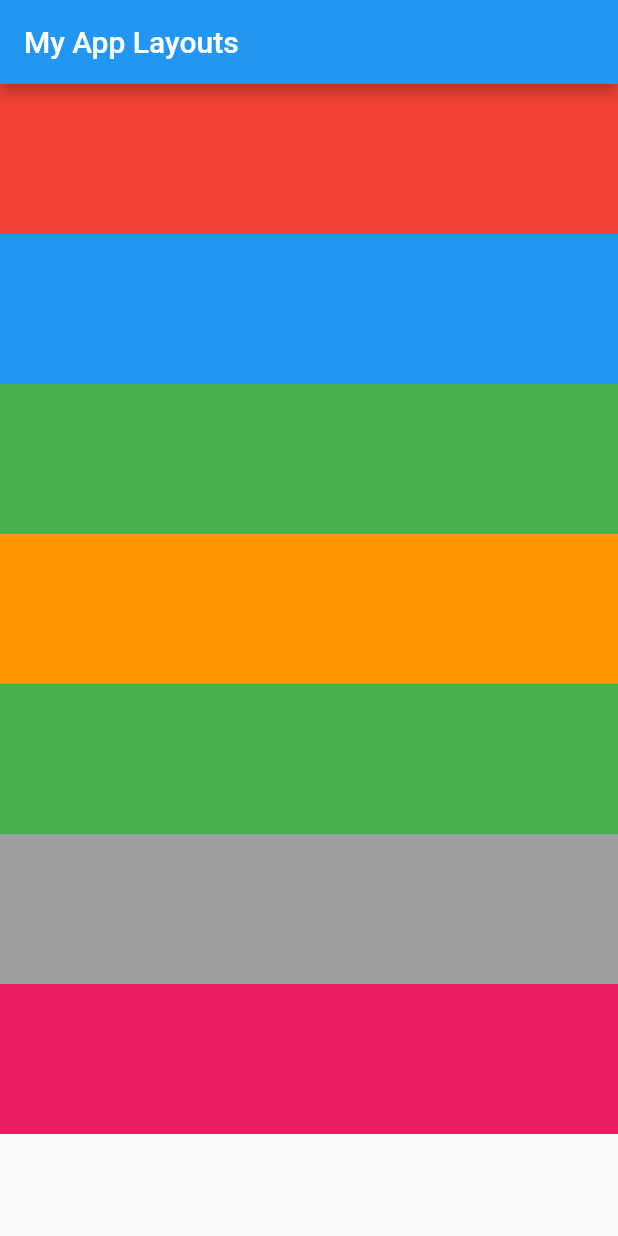
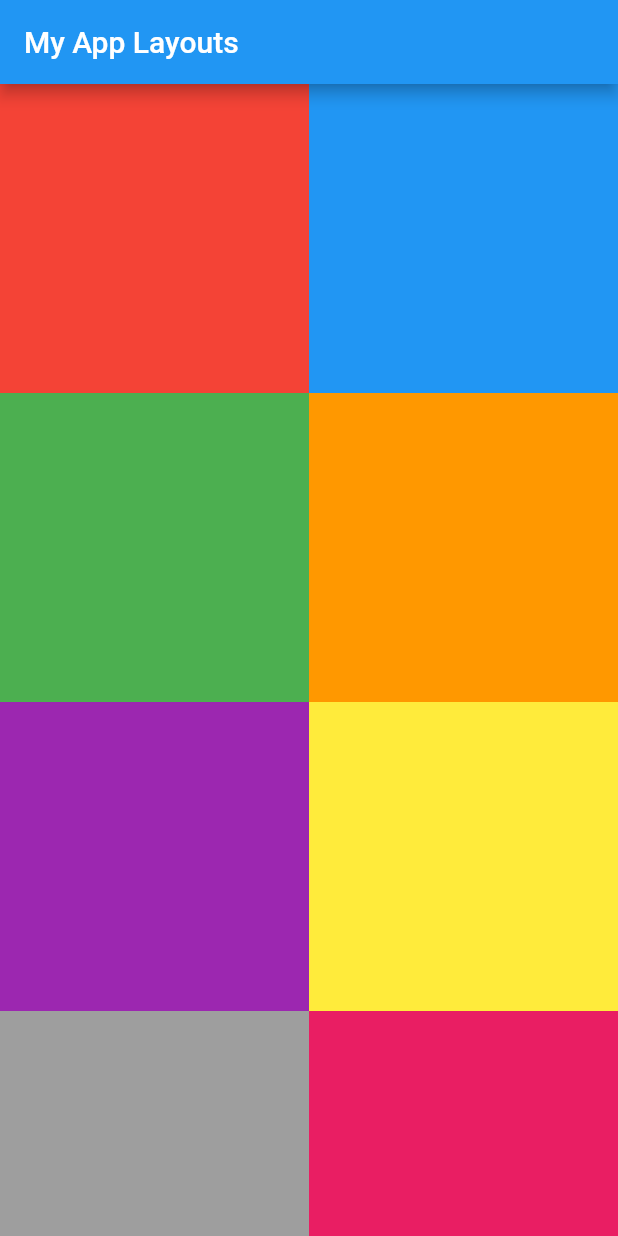
Before and after one commit to sanayut123/flutter_layouts, a Flutter app: the screen it shows after launch, on a phone screen of 412 x 824 dp. Run offline on Flutter 3.47's test engine with Material 2 defaults, Android fonts, the phone set to English and light mode, and no system bars.

Commit message:
GridView widget

```diff
--- a/lib/main.dart
+++ b/lib/main.dart
@@ -39,7 +39,8 @@ class MyApp extends StatelessWidget {
 class layoutWidget extends StatelessWidget {
   @override
   Widget build(BuildContext context) {
-    return ListView(
+    return GridView.count(
+      crossAxisCount: 2,
       children: [
         Container(
           height: 100.0,
@@ -59,7 +60,11 @@ class layoutWidget extends StatelessWidget {
         ),
         Container(
           height: 100.0,
-          color: Colors.green,
+          color: Colors.purple,
+        ),
+        Container(
+          height: 100.0,
+          color: Colors.yellow,
         ),
         Container(
           height: 100.0,
```
